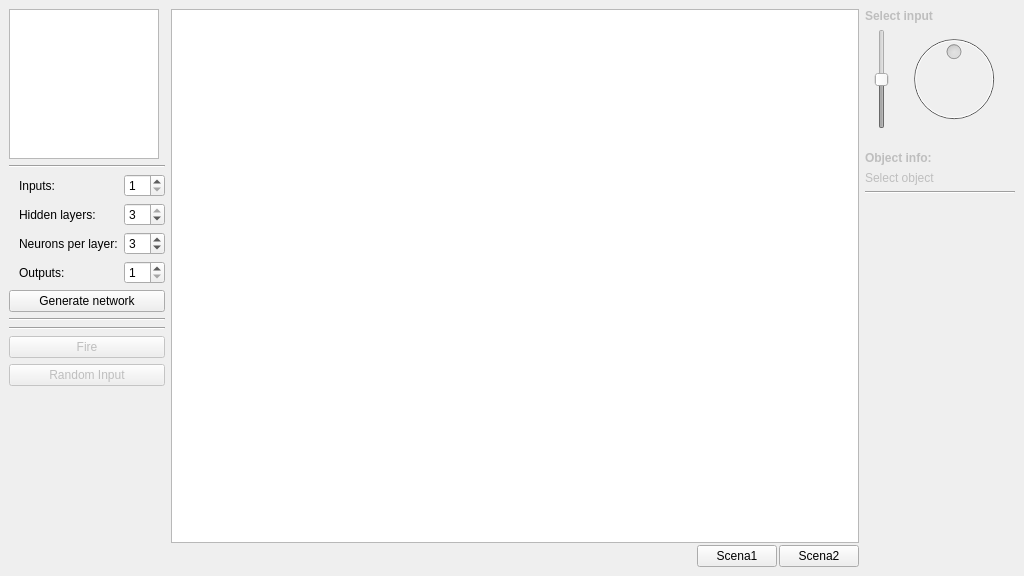
Before: the Qt Designer form mainwindow.ui in tomboy127/SSN_001, drawn with Qt 5.
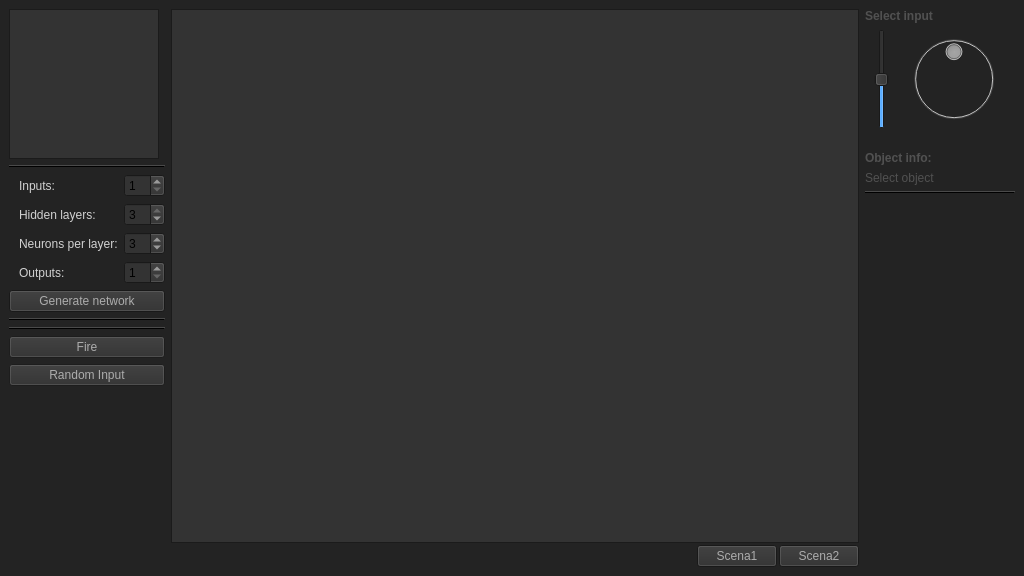
After: the same form once the commit is applied.

Patch:
```diff
--- a/mainwindow.ui
+++ b/mainwindow.ui
@@ -16,8 +16,459 @@
     <verstretch>0</verstretch>
    </sizepolicy>
   </property>
+  <property name="palette">
+   <palette>
+    <active>
+     <colorrole role="WindowText">
+      <brush brushstyle="SolidPattern">
+       <color alpha="255">
+        <red>209</red>
+        <green>209</green>
+        <blue>209</blue>
+       </color>
+      </brush>
+     </colorrole>
+     <colorrole role="Button">
+      <brush brushstyle="SolidPattern">
+       <color alpha="255">
+        <red>46</red>
+        <green>46</green>
+        <blue>46</blue>
+       </color>
+      </brush>
+     </colorrole>
+     <colorrole role="Light">
+      <brush brushstyle="SolidPattern">
+       <color alpha="255">
+        <red>0</red>
+        <green>0</green>
+        <blue>0</blue>
+       </color>
+      </brush>
+     </colorrole>
+     <colorrole role="Midlight">
+      <brush brushstyle="SolidPattern">
+       <color alpha="255">
+        <red>0</red>
+        <green>0</green>
+        <blue>0</blue>
+       </color>
+      </brush>
+     </colorrole>
+     <colorrole role="Dark">
+      <brush brushstyle="SolidPattern">
+       <color alpha="255">
+        <red>74</red>
+        <green>74</green>
+        <blue>74</blue>
+       </color>
+      </brush>
+     </colorrole>
+     <colorrole role="Mid">
+      <brush brushstyle="SolidPattern">
+       <color alpha="255">
+        <red>35</red>
+        <green>35</green>
+        <blue>35</blue>
+       </color>
+      </brush>
+     </colorrole>
+     <colorrole role="Text">
+      <brush brushstyle="SolidPattern">
+       <color alpha="255">
+        <red>0</red>
+        <green>0</green>
+        <blue>0</blue>
+       </color>
+      </brush>
+     </colorrole>
+     <colorrole role="BrightText">
+      <brush brushstyle="SolidPattern">
+       <color alpha="255">
+        <red>0</red>
+        <green>170</green>
+        <blue>0</blue>
+       </color>
+      </brush>
+     </colorrole>
+     <colorrole role="ButtonText">
+      <brush brushstyle="SolidPattern">
+       <color alpha="255">
+        <red>74</red>
+        <green>74</green>
+        <blue>74</blue>
+       </color>
+      </brush>
+     </colorrole>
+     <colorrole role="Base">
+      <brush brushstyle="SolidPattern">
+       <color alpha="255">
+        <red>51</red>
+        <green>51</green>
+        <blue>51</blue>
+       </color>
+      </brush>
+     </colorrole>
+     <colorrole role="Window">
+      <brush brushstyle="SolidPattern">
+       <color alpha="255">
+        <red>35</red>
+        <green>35</green>
+        <blue>35</blue>
+       </color>
+      </brush>
+     </colorrole>
+     <colorrole role="Highlight">
+      <brush brushstyle="SolidPattern">
+       <color alpha="255">
+        <red>147</red>
+        <green>250</green>
+        <blue>255</blue>
+       </color>
+      </brush>
+     </colorrole>
+     <colorrole role="HighlightedText">
+      <brush brushstyle="SolidPattern">
+       <color alpha="255">
+        <red>93</red>
+        <green>93</green>
+        <blue>93</blue>
+       </color>
+      </brush>
+     </colorrole>
+     <colorrole role="AlternateBase">
+      <brush brushstyle="SolidPattern">
+       <color alpha="255">
+        <red>80</red>
+        <green>80</green>
+        <blue>80</blue>
+       </color>
+      </brush>
+     </colorrole>
+     <colorrole role="ToolTipBase">
+      <brush brushstyle="SolidPattern">
+       <color alpha="255">
+        <red>88</red>
+        <green>88</green>
+        <blue>88</blue>
+       </color>
+      </brush>
+     </colorrole>
+     <colorrole role="PlaceholderText">
+      <brush brushstyle="SolidPattern">
+       <color alpha="128">
+        <red>206</red>
+        <green>17</green>
+        <blue>231</blue>
+       </color>
+      </brush>
+     </colorrole>
+    </active>
+    <inactive>
+     <colorrole role="WindowText">
+      <brush brushstyle="SolidPattern">
+       <color alpha="255">
+        <red>209</red>
+        <green>209</green>
+        <blue>209</blue>
+       </color>
+      </brush>
+     </colorrole>
+     <colorrole role="Button">
+      <brush brushstyle="SolidPattern">
+       <color alpha="255">
+        <red>46</red>
+        <green>46</green>
+        <blue>46</blue>
+       </color>
+      </brush>
+     </colorrole>
+     <colorrole role="Light">
+      <brush brushstyle="SolidPattern">
+       <color alpha="255">
+        <red>0</red>
+        <green>0</green>
+        <blue>0</blue>
+       </color>
+      </brush>
+     </colorrole>
+     <colorrole role="Midlight">
+      <brush brushstyle="SolidPattern">
+       <color alpha="255">
+        <red>0</red>
+        <green>0</green>
+        <blue>0</blue>
+       </color>
+      </brush>
+     </colorrole>
+     <colorrole role="Dark">
+      <brush brushstyle="SolidPattern">
+       <color alpha="255">
+        <red>74</red>
+        <green>74</green>
+        <blue>74</blue>
+       </color>
+      </brush>
+     </colorrole>
+     <colorrole role="Mid">
+      <brush brushstyle="SolidPattern">
+       <color alpha="255">
+        <red>35</red>
+        <green>35</green>
+        <blue>35</blue>
+       </color>
+      </brush>
+     </colorrole>
+     <colorrole role="Text">
+      <brush brushstyle="SolidPattern">
+       <color alpha="255">
+        <red>0</red>
+        <green>0</green>
+        <blue>0</blue>
+       </color>
+      </brush>
+     </colorrole>
+     <colorrole role="BrightText">
+      <brush brushstyle="SolidPattern">
+       <color alpha="255">
+        <red>0</red>
+        <green>170</green>
+        <blue>0</blue>
+       </color>
+      </brush>
+     </colorrole>
+     <colorrole role="ButtonText">
+      <brush brushstyle="SolidPattern">
+       <color alpha="255">
+        <red>172</red>
+        <green>172</green>
+        <blue>172</blue>
+       </color>
+      </brush>
+     </colorrole>
+     <colorrole role="Base">
+      <brush brushstyle="SolidPattern">
+       <color alpha="255">
+        <red>51</red>
+        <green>51</green>
+        <blue>51</blue>
+       </color>
+      </brush>
+     </colorrole>
+     <colorrole role="Window">
+      <brush brushstyle="SolidPattern">
+       <color alpha="255">
+        <red>35</red>
+        <green>35</green>
+        <blue>35</blue>
+       </color>
+      </brush>
+     </colorrole>
+     <colorrole role="Highlight">
+      <brush brushstyle="SolidPattern">
+       <color alpha="255">
+        <red>147</red>
+        <green>250</green>
+        <blue>255</blue>
+       </color>
+      </brush>
+     </colorrole>
+     <colorrole role="HighlightedText">
+      <brush brushstyle="SolidPattern">
+       <color alpha="255">
+        <red>93</red>
+        <green>93</green>
+        <blue>93</blue>
+       </color>
+      </brush>
+     </colorrole>
+     <colorrole role="AlternateBase">
+      <brush brushstyle="SolidPattern">
+       <color alpha="255">
+        <red>80</red>
+        <green>80</green>
+        <blue>80</blue>
+       </color>
+      </brush>
+     </colorrole>
+     <colorrole role="ToolTipBase">
+      <brush brushstyle="SolidPattern">
+       <color alpha="255">
+        <red>88</red>
+        <green>88</green>
+        <blue>88</blue>
+       </color>
+      </brush>
+     </colorrole>
+     <colorrole role="PlaceholderText">
+      <brush brushstyle="SolidPattern">
+       <color alpha="128">
+        <red>206</red>
+        <green>17</green>
+        <blue>231</blue>
+       </color>
+      </brush>
+     </colorrole>
+    </inactive>
+    <disabled>
+     <colorrole role="WindowText">
+      <brush brushstyle="SolidPattern">
+       <color alpha="255">
+        <red>81</red>
+        <green>81</green>
+        <blue>81</blue>
+       </color>
+      </brush>
+     </colorrole>
+     <colorrole role="Button">
+      <brush brushstyle="SolidPattern">
+       <color alpha="255">
+        <red>46</red>
+        <green>46</green>
+        <blue>46</blue>
+       </color>
+      </brush>
+     </colorrole>
+     <colorrole role="Light">
+      <brush brushstyle="SolidPattern">
+       <color alpha="255">
+        <red>0</red>
+        <green>0</green>
+        <blue>0</blue>
+       </color>
+      </brush>
+     </colorrole>
+     <colorrole role="Midlight">
+      <brush brushstyle="SolidPattern">
+       <color alpha="255">
+        <red>0</red>
+        <green>0</green>
+        <blue>0</blue>
+       </color>
+      </brush>
+     </colorrole>
+     <colorrole role="Dark">
+      <brush brushstyle="SolidPattern">
+       <color alpha="255">
+        <red>74</red>
+        <green>74</green>
+        <blue>74</blue>
+       </color>
+      </brush>
+     </colorrole>
+     <colorrole role="Mid">
+      <brush brushstyle="SolidPattern">
+       <color alpha="255">
+        <red>35</red>
+        <green>35</green>
+        <blue>35</blue>
+       </color>
+      </brush>
+     </colorrole>
+     <colorrole role="Text">
+      <brush brushstyle="SolidPattern">
+       <color alpha="255">
+        <red>206</red>
+        <green>17</green>
+        <blue>231</blue>
+       </color>
+      </brush>
+     </colorrole>
+     <colorrole role="BrightText">
+      <brush brushstyle="SolidPattern">
+       <color alpha="255">
+        <red>0</red>
+        <green>170</green>
+        <blue>0</blue>
+       </color>
+      </brush>
+     </colorrole>
+     <colorrole role="ButtonText">
+      <brush brushstyle="SolidPattern">
+       <color alpha="255">
+        <red>172</red>
+        <green>172</green>
+        <blue>172</blue>
+       </color>
+      </brush>
+     </colorrole>
+     <colorrole role="Base">
+      <brush brushstyle="SolidPattern">
+       <color alpha="255">
+        <red>35</red>
+        <green>35</green>
+        <blue>35</blue>
+       </color>
+      </brush>
+     </colorrole>
+     <colorrole role="Window">
+      <brush brushstyle="SolidPattern">
+       <color alpha="255">
+        <red>35</red>
+        <green>35</green>
+        <blue>35</blue>
+       </color>
+      </brush>
+     </colorrole>
+     <colorrole role="Highlight">
+      <brush brushstyle="SolidPattern">
+       <color alpha="255">
+        <red>51</red>
+        <green>153</green>
+        <blue>255</blue>
+       </color>
+      </brush>
+     </colorrole>
+     <colorrole role="HighlightedText">
+      <brush brushstyle="SolidPattern">
+       <color alpha="255">
+        <red>93</red>
+        <green>93</green>
+        <blue>93</blue>
+       </color>
+      </brush>
+     </colorrole>
+     <colorrole role="AlternateBase">
+      <brush brushstyle="SolidPattern">
+       <color alpha="255">
+        <red>80</red>
+        <green>80</green>
+        <blue>80</blue>
+       </color>
+      </brush>
+     </colorrole>
+     <colorrole role="ToolTipBase">
+      <brush brushstyle="SolidPattern">
+       <color alpha="255">
+        <red>88</red>
+        <green>88</green>
+        <blue>88</blue>
+       </color>
+      </brush>
+     </colorrole>
+     <colorrole role="PlaceholderText">
+      <brush brushstyle="SolidPattern">
+       <color alpha="128">
+        <red>206</red>
+        <green>17</green>
+        <blue>231</blue>
+       </color>
+      </brush>
+     </colorrole>
+    </disabled>
+   </palette>
+  </property>
+  <property name="tabletTracking">
+   <bool>false</bool>
+  </property>
   <property name="windowTitle">
-   <string>MainWindow</string>
+   <string>Artificial Neural Network</string>
+  </property>
+  <property name="iconSize">
+   <size>
+    <width>48</width>
+    <height>48</height>
+   </size>
   </property>
   <widget class="QWidget" name="centralwidget">
    <layout class="QHBoxLayout" name="horizontalLayout_3">
@@ -177,6 +628,43 @@
         <property name="enabled">
          <bool>false</bool>
         </property>
+        <property name="palette">
+         <palette>
+          <active>
+           <colorrole role="Button">
+            <brush brushstyle="SolidPattern">
+             <color alpha="255">
+              <red>72</red>
+              <green>72</green>
+              <blue>72</blue>
+             </color>
+            </brush>
+           </colorrole>
+          </active>
+          <inactive>
+           <colorrole role="Button">
+            <brush brushstyle="SolidPattern">
+             <color alpha="255">
+              <red>46</red>
+              <green>46</green>
+              <blue>46</blue>
+             </color>
+            </brush>
+           </colorrole>
+          </inactive>
+          <disabled>
+           <colorrole role="Button">
+            <brush brushstyle="SolidPattern">
+             <color alpha="255">
+              <red>46</red>
+              <green>46</green>
+              <blue>46</blue>
+             </color>
+            </brush>
+           </colorrole>
+          </disabled>
+         </palette>
+        </property>
         <property name="text">
          <string>Fire</string>
         </property>
```
